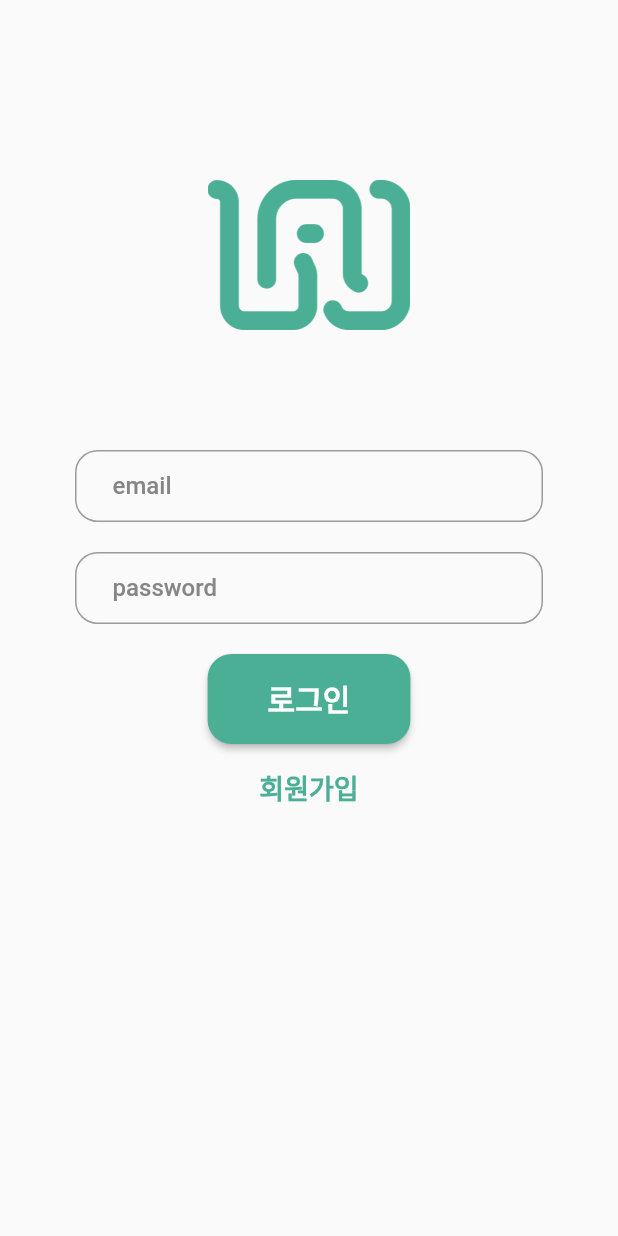
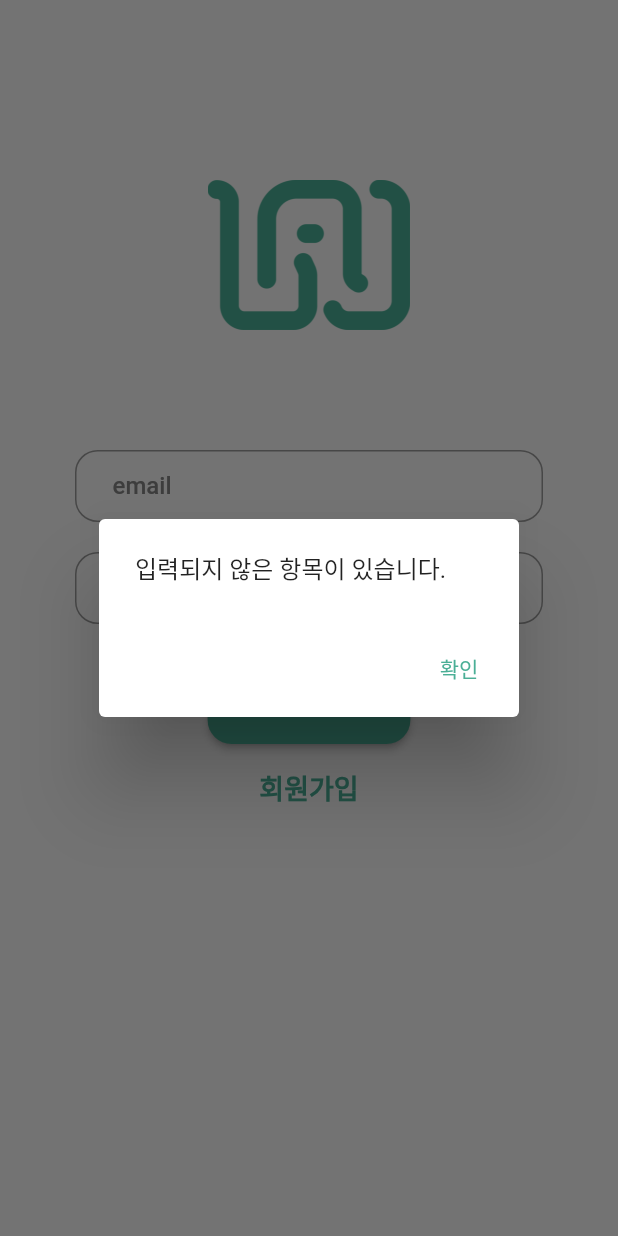
Before and after one commit to Team-URL/WAURL_Flutter, a Flutter app: the screen it shows after launch, after a tap on "로그인", on a phone screen of 412 x 824 dp. Run offline on Flutter 3.47's test engine with Material 2 defaults, Android fonts, the light colour scheme and no system bars.

Commit message:
feat : 로그인 회원가입 페이지 빈칸 확인

```diff
--- a/lib/login.dart
+++ b/lib/login.dart
@@ -39,21 +39,57 @@ class _LoginScreenState extends State<LoginScreen> {
   TextEditingController _emailController = TextEditingController();
   TextEditingController _passwordController = TextEditingController();
 
-  Future<void> _login() async {// 로그인 로직
+  Future<void> _login() async {
     String email = _emailController.text;
     String password = _passwordController.text;
 
-    bool isPass = await fetchInfo(email, password);
-    if(isPass){
-      print('로그인 성공');
-    }else{
-      print('로그인 실패');
+    if (email.isNotEmpty && password.isNotEmpty) {
+      bool isPass = await fetchInfo(email, password);
+      if (isPass) {
+        print('로그인 성공');
+        Navigator.pushAndRemoveUntil(
+            context,
+            MaterialPageRoute(builder: (context) => SearchingPage()), (route) => false);
+      } else {
+        print('로그인 실패');
+        showDialog(
+          context: context,
+          builder: (context) {
+            return AlertDialog(
+              content: Text('email과 password가 일치하지 않습니다.'),
+              actions: [
+                TextButton(
+                  onPressed: () {
+                    Navigator.pop(context);
+                  },
+                  child: Text('확인', style: TextStyle(color: Color(0xff4baf96))),
+                ),
+              ],
+            );
+          },
+        );
+      }
+    } else {
+      print('입력되지 않은 항목이 있습니다.');
+      showDialog(
+        context: context,
+        builder: (context) {
+          return AlertDialog(
+            content: Text('입력되지 않은 항목이 있습니다.'),
+            actions: [
+              TextButton(
+                onPressed: () {
+                  Navigator.pop(context);
+                },
+                child: Text('확인', style: TextStyle(color: Color(0xff4baf96))),
+              ),
+            ],
+          );
+        },
+      );
     }
+  }
 
-    Navigator.pushAndRemoveUntil(
-        context,
-        MaterialPageRoute(builder: (context) => SearchingPage()), (route) => false);
-  }
 
   void _signup() {
     Navigator.push(context, MaterialPageRoute(builder: (context) => SignUpScreen()));
@@ -101,7 +137,7 @@ class _LoginScreenState extends State<LoginScreen> {
 
               SizedBox(height: 20),
 
-              TextField(
+              TextFormField(
                 controller: _passwordController,
                 textAlign: TextAlign.left,
                 cursorColor: Colors.grey,
```
Also changed, not shown: lib/join.dart (+20 -1 lines).
